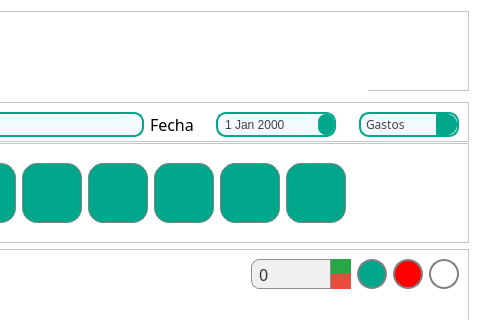
Above: gui/modificar.ui from MariaFdezVertedor/ControlDeStock before the change; both pictures show x 243 to 723 and y 0 to 320 of the 723 by 497 pixel window. Below: the same form after it.
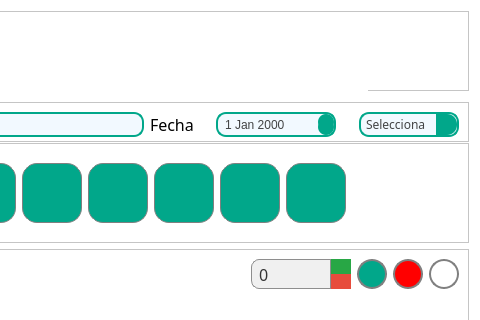
That is the form after the change. Icons and pictures are not drawn.

Patch:
```diff
--- a/gui/modificar.ui
+++ b/gui/modificar.ui
@@ -326,6 +326,11 @@
 }
 </string>
         </property>
+        <item>
+         <property name="text">
+          <string>Selecciona</string>
+         </property>
+        </item>
         <item>
          <property name="text">
           <string>Gastos</string>
```
Left out of the diff: 2 changed lines with no effect on the pictures.
